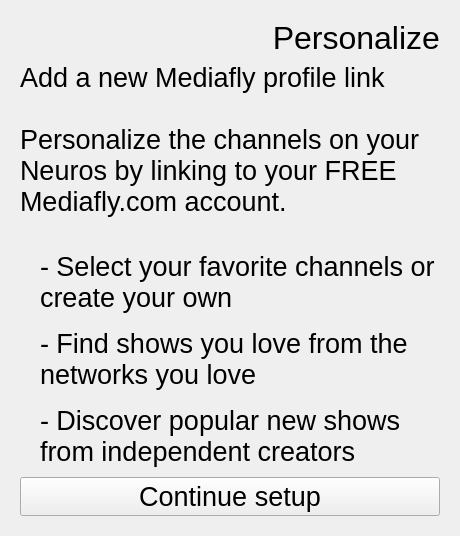
Old version of the form mediaflyplayer/forms/MediaflyPersonalize.ui in the repository tex/mediafly.
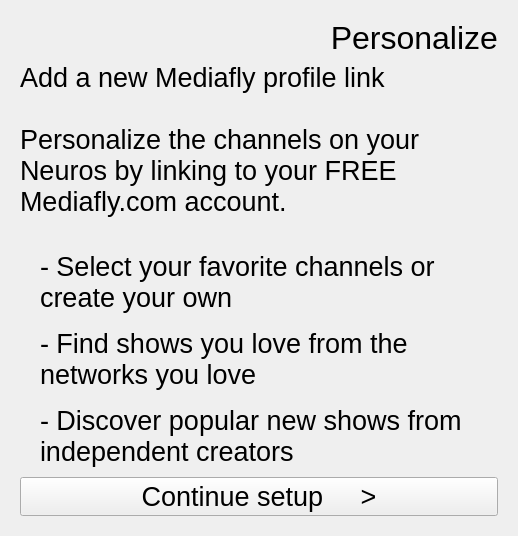
New version of the form. The open tabs and pages were chosen to show the change.

Commit message: Use key press buttons in personalize menu.

```diff
--- a/mediaflyplayer/forms/MediaflyPersonalize.ui
+++ b/mediaflyplayer/forms/MediaflyPersonalize.ui
@@ -5,7 +5,7 @@
    <rect>
     <x>0</x>
     <y>0</y>
-    <width>460</width>
+    <width>518</width>
     <height>536</height>
    </rect>
   </property>
@@ -174,7 +174,7 @@
           </font>
          </property>
          <property name="text" >
-          <string>Continue setup</string>
+          <string>Continue setup     ></string>
          </property>
         </widget>
        </item>
```
Left out of the diff: 4 changed lines with no effect on the pictures. The commit also changes 2 other files.
